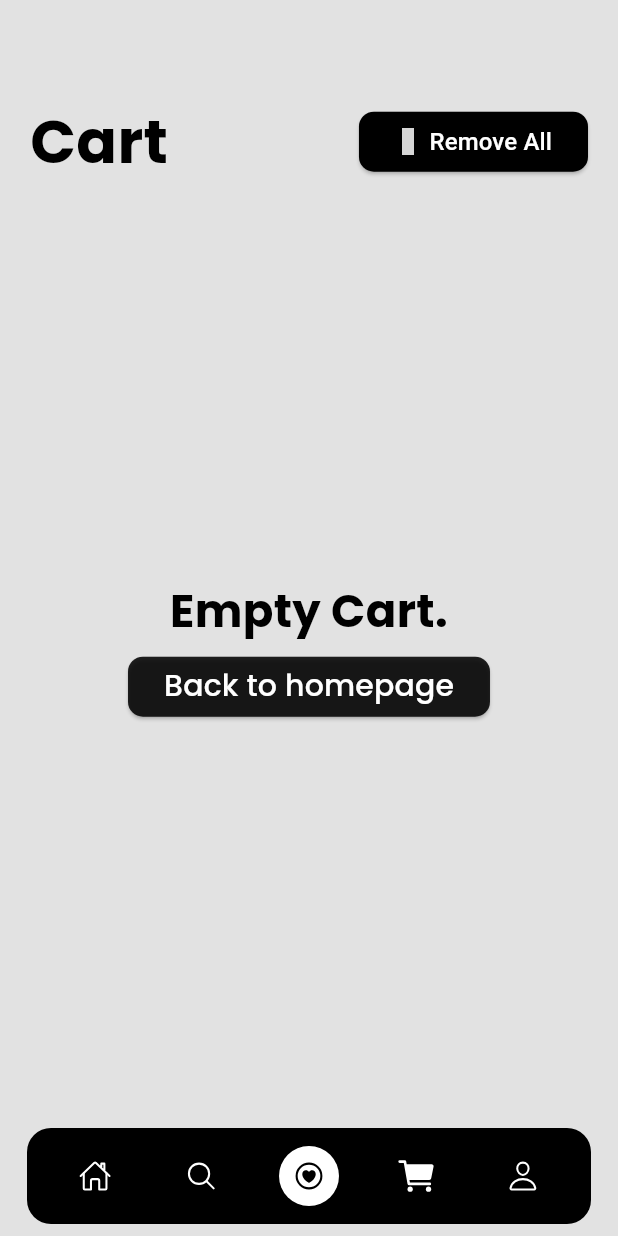
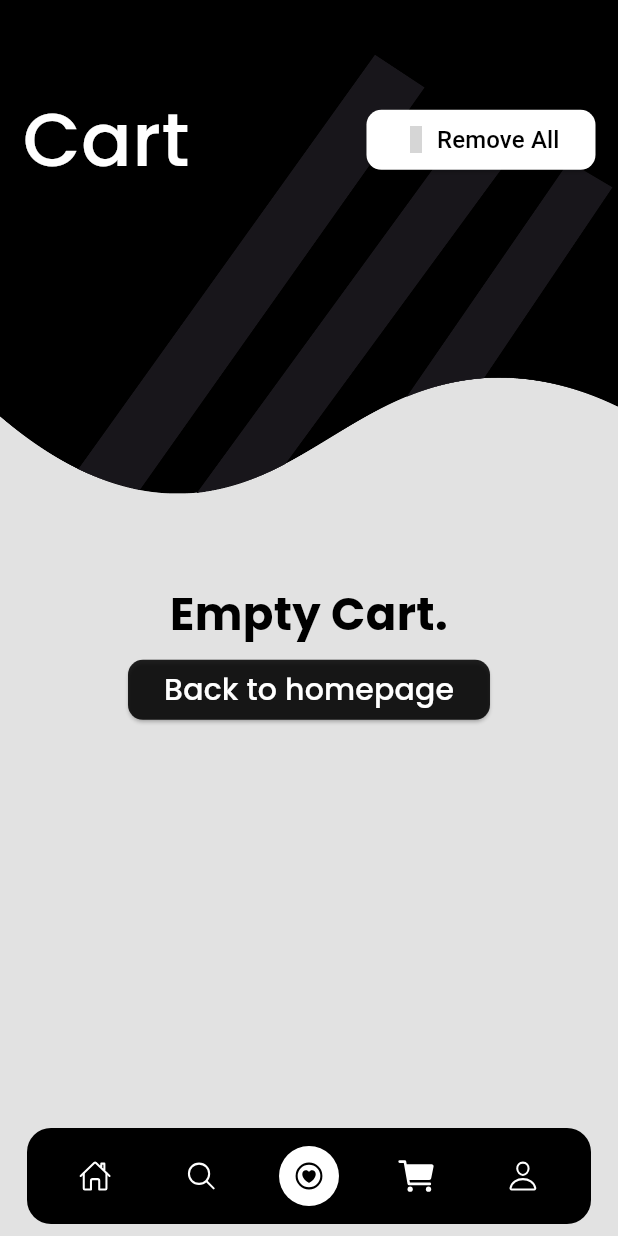
Before and after one commit to Tushar-chadha/mock_Shop, a Flutter app: the screen it shows after launch, item 4 of the bottom bar chosen, on a phone screen of 412 x 824 dp. Run offline on Flutter 3.47's test engine with Material 3 defaults, Android fonts, the phone set to English and light mode, and no system bars; our stand-ins replace cached_network_image, flutter_rating_bar, flutter_slidable, flutter_vector_icons, gap, google_fonts and 3 more; missing offline and left inert: staggered_grid_view_flutter; accounts and stored records are empty; network calls fail; grey boxes are pictures that could not be loaded.

Commit message:
changed stuff

```diff
--- a/lib/visuals/screens/primary_pages/cart_page.dart
+++ b/lib/visuals/screens/primary_pages/cart_page.dart
@@ -8,6 +8,7 @@ import 'package:gap/gap.dart';
 import 'package:hive/hive.dart';
 import 'package:provider/provider.dart';
 import 'package:shop/controller/mainScreenController.dart';
+import 'package:shop/visuals/screens/secondary_pages/descriptionScreen.dart';
 import 'package:shop/visuals/shared/utilities/appStyles.dart';
 
 class CartScreen extends StatefulWidget {
@@ -38,18 +39,30 @@ class _CartScreenState extends State<CartScreen> with TickerProviderStateMixin {
     }).toList();
     cart = cartData.toList();
 
-    return Padding(
-      padding: EdgeInsets.fromLTRB(0, commonSize.height * 0.08, 0, 0),
-      child: Stack(
+    return Stack(
       children: [
         Container(
-            margin: const EdgeInsets.symmetric(horizontal: 20),
+          padding: EdgeInsets.fromLTRB(
+              commonSize.height * 0.025, commonSize.height * 0.07, 0, 0),
+          width: double.maxFinite,
+          height: MediaQuery.of(context).size.height * 0.4,
+          decoration: const BoxDecoration(
+            image: DecorationImage(
+              fit: BoxFit.cover,
+              filterQuality: FilterQuality.high,
+              image: AssetImage("assets/images/top_image.png"),
+            ),
+          ),
+        ),
+        Padding(
+          padding: EdgeInsets.fromLTRB(15, commonSize.height * 0.07, 15, 0),
+          child: Container(
             child: Row(
               mainAxisAlignment: MainAxisAlignment.spaceBetween,
               children: [
                 Text(
                   "Cart",
-                  style: poppinStyle(Colors.black, 40, FontWeight.bold),
+                  style: poppinStyle(Colors.white, 50, FontWeight.w500),
                 ),
                 ElevatedButton(
                   style: ButtonStyle(
@@ -60,7 +73,7 @@ class _CartScreenState extends State<CartScreen> with TickerProviderStateMixin {
                           ),
                         ),
                       ),
-                      backgroundColor: MaterialStateProperty.all(Colors.black)),
+                      backgroundColor: MaterialStateProperty.all(Colors.white)),
                   onPressed: () {
                     setState(() {
                       cart.clear();
@@ -71,14 +84,14 @@ class _CartScreenState extends State<CartScreen> with TickerProviderStateMixin {
                     children: [
                       Icon(
                         MaterialCommunityIcons.cart_off,
-                        color: Colors.white,
+                        color: Colors.black,
                         size: 18,
                       ),
                       Gap(5),
                       Text(
                         'Remove All',
                         style: TextStyle(
-                          color: Colors.white,
+                          color: Colors.black,
                           fontSize: 16,
                         ),
                       ),
@@ -88,10 +101,16 @@ class _CartScreenState extends State<CartScreen> with TickerProviderStateMixin {
               ],
             ),
           ),
+        ),
+        Padding(
+          padding: EdgeInsets.fromLTRB(0, commonSize.height * 0.085, 0, 0),
+          child: Stack(
+            children: [
               Consumer<MainScreenNotifier>(
                   builder: (context, mainScreenNotifier, child) {
                 return Container(
-              padding: EdgeInsets.fromLTRB(0, commonSize.height * 0.07, 0, 0),
+                  padding:
+                      EdgeInsets.fromLTRB(0, commonSize.height * 0.07, 0, 0),
                   height: commonSize.height,
                   child: cart.isEmpty
                       ? Container(
@@ -104,8 +123,8 @@ class _CartScreenState extends State<CartScreen> with TickerProviderStateMixin {
                               Text(
                                 "Empty Cart.",
                                 textAlign: TextAlign.center,
-                            style:
-                                poppinStyle(Colors.black, 30, FontWeight.bold),
+                                style: poppinStyle(
+                                    Colors.black, 30, FontWeight.bold),
                               ),
                               const Gap(5),
                               ElevatedButton(
@@ -136,7 +155,6 @@ class _CartScreenState extends State<CartScreen> with TickerProviderStateMixin {
                           padding: EdgeInsets.zero,
                           itemCount: cart.length,
                           itemBuilder: (_, index) {
-                        print(cart);
                             return Padding(
                               padding: const EdgeInsets.symmetric(
                                   vertical: 5, horizontal: 0),
@@ -153,14 +171,19 @@ class _CartScreenState extends State<CartScreen> with TickerProviderStateMixin {
                                   });
                                 },
                                 background: Container(
-                              decoration: const BoxDecoration(
-                                color: Colors.black,
+                                  decoration: BoxDecoration(
+                                    color: Colors.grey.shade900,
                                   ),
                                   alignment: Alignment.centerRight,
                                   padding: const EdgeInsets.only(right: 50.0),
                                   child: Icon(AntDesign.delete,
-                                  color: Colors.red.shade900),
+                                      color: Colors.redAccent.shade400),
                                 ),
+                                child: InkWell(
+                                  onTap: () {
+                                    Navigator.of(context).push(
+                                        MaterialPageRoute(builder: (_)=>DescriptionScreen(id:  cart[index]['id'], shoeCategory:  cart[index]['category'])));
+                                  },
                                   child: Container(
                                     padding: const EdgeInsets.symmetric(
                                         vertical: 10, horizontal: 10),
@@ -181,31 +204,39 @@ class _CartScreenState extends State<CartScreen> with TickerProviderStateMixin {
                                           children: [
                                             Text(
                                               cart[index]['name'],
-                                        style: poppinStyle(
-                                            Colors.black, 20, FontWeight.bold),
+                                              style: poppinStyle(Colors.black,
+                                                  20, FontWeight.bold),
                                             ),
                                             Text(
                                               cart[index]['category'],
-                                        style: poppinStyle(Colors.grey.shade400,
-                                            16, FontWeight.w600),
+                                              style: poppinStyle(
+                                                  Colors.grey.shade400,
+                                                  16,
+                                                  FontWeight.w600),
                                             ),
                                             Row(
                                               children: [
                                                 Text(
                                                   "Rs.${cart[index]['price']}",
-                                            style: poppinStyle(Colors.black, 18,
+                                                  style: poppinStyle(
+                                                      Colors.black,
+                                                      18,
                                                       FontWeight.w600),
                                                 ),
                                                 const Gap(10),
                                                 Text(
                                                   "Qty: ${cart[index]['quantity'].toString()}",
-                                            style: poppinStyle(Colors.black, 18,
+                                                  style: poppinStyle(
+                                                      Colors.black,
+                                                      18,
                                                       FontWeight.w600),
                                                 ),
                                                 const Gap(10),
                                                 Text(
                                                   "Size: ${cart[index]['size']}",
-                                            style: poppinStyle(Colors.black, 18,
+                                                  style: poppinStyle(
+                                                      Colors.black,
+                                                      18,
                                                       FontWeight.w600),
                                                 ),
                                               ],
@@ -216,6 +247,7 @@ class _CartScreenState extends State<CartScreen> with TickerProviderStateMixin {
                                     ),
                                   ),
                                 ),
+                              ),
                             );
                           },
                         ),
@@ -223,6 +255,8 @@ class _CartScreenState extends State<CartScreen> with TickerProviderStateMixin {
               }),
             ],
           ),
+        ),
+      ],
     );
   }
 }
--- a/lib/visuals/screens/primary_pages/favPage.dart
+++ b/lib/visuals/screens/primary_pages/favPage.dart
@@ -130,9 +130,9 @@ class _FavPageState extends State<FavPage> {
                                                 fav[index]["id"]);
                                           });
                                         },
-                                        child: Icon(
+                                        child: const Icon(
                                           MaterialCommunityIcons.heart,
-                                          color: Colors.red.shade800,
+                                          color: Colors.red,
                                           size: 30,
                                         ),
                                       ),
--- a/lib/visuals/shared/widgets/productCard.dart
+++ b/lib/visuals/shared/widgets/productCard.dart
@@ -75,8 +75,7 @@ class _ProductCardState extends State<ProductCard> {
                   children: [
                     Text(
                       "Colors",
-                      style:
-                          poppinStyle(Colors.black45, 15, FontWeight.normal),
+                      style: poppinStyle(Colors.black45, 15, FontWeight.normal),
                     ),
                     const Gap(5),
                     const CircleAvatar(
```
Also changed, not shown: lib/visuals/screens/secondary_pages/descriptionScreen.dart (+19 -4 lines). Lines whose indentation alone changed are shown as unchanged.
